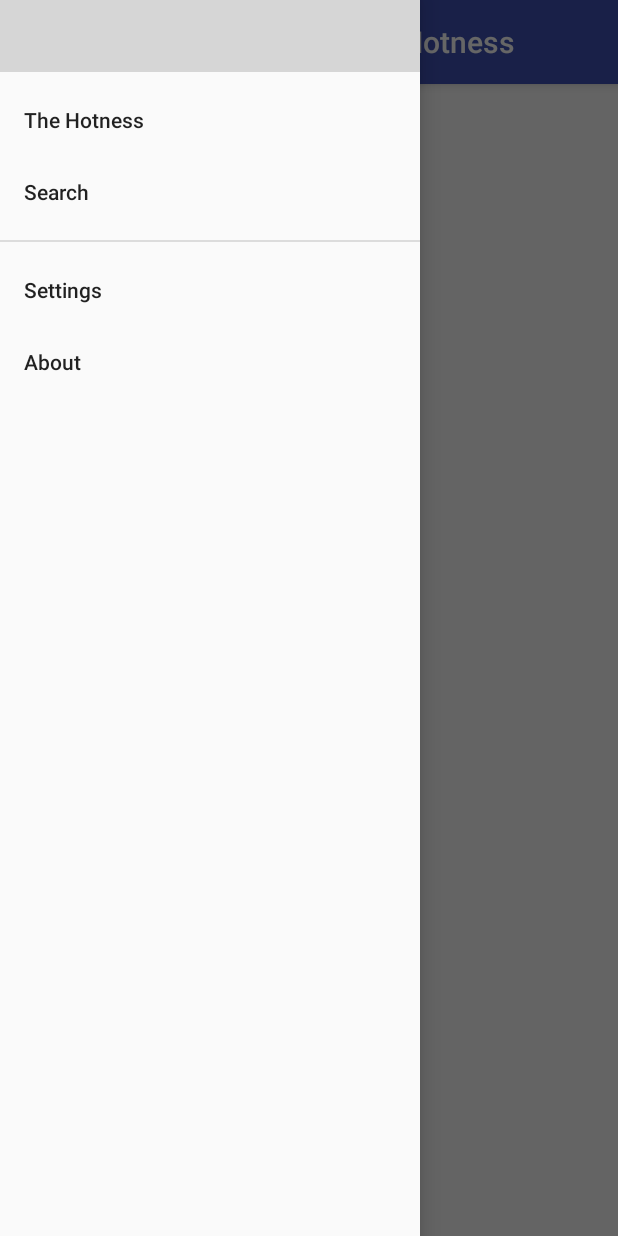
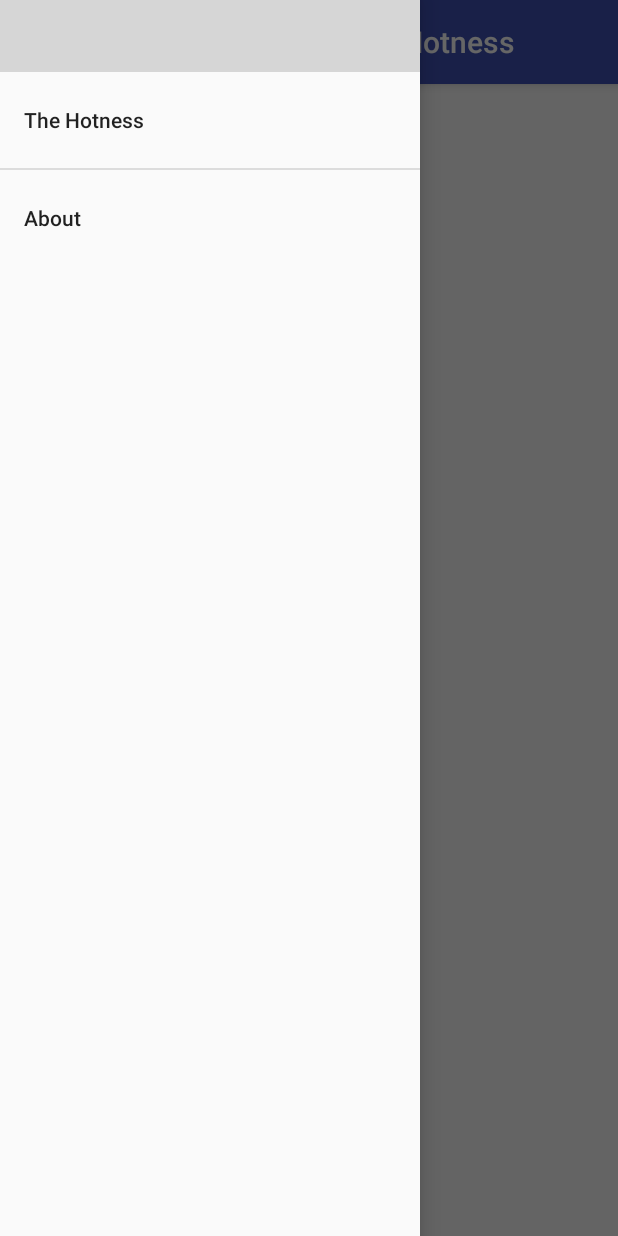
Before and after one commit to texocoyotl/BGGCompanion, an Android app: the screen it shows after launch (HotListActivity), with the side drawer open, on a phone screen of 412 x 824 dp. Run offline under Robolectric (Android 15) with nearby library versions, the phone set to English and light mode, and no system bars; our stand-ins replace ButterKnife; libraries missing offline, so code that uses them is left out: com.crashlytics.android, io.fabric.sdk, retrofit2.adapter.rxjava, retrofit2.converter.simplexml, rx.android.schedulers and 2 more; pictures from the network do not load; 6 statements that could not run were skipped; grey boxes are pictures that could not be loaded.

Commit message:
Commented unused drawer menu items for this version.

```diff
--- a/app/src/main/res/menu/activity_home_drawer.xml
+++ b/app/src/main/res/menu/activity_home_drawer.xml
@@ -7,16 +7,16 @@
         <item
             android:id="@+id/nav_hot"
             android:title="The Hotness" />
-        <item
-            android:id="@+id/nav_search"
-            android:title="Search" />
+        <!--<item-->
+            <!--android:id="@+id/nav_search"-->
+            <!--android:title="Search" />-->
     </group>
 
     <group android:id="@+id/group2">
-            <item
-                android:id="@+id/nav_settings"
+            <!--<item-->
+                <!--android:id="@+id/nav_settings"-->
 
-                android:title="Settings" />
+                <!--android:title="Settings" />-->
             <item
                 android:id="@+id/nav_about"
                 android:title="About" />
```
